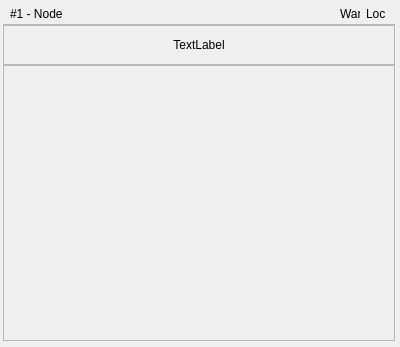
This is opensyde_tool/src/system_views/system_update/C_SyvUpUpdatePackageNodeWidget.ui in openSYDE/openSYDE as Qt 5 draws it before an edit. The edited form follows.
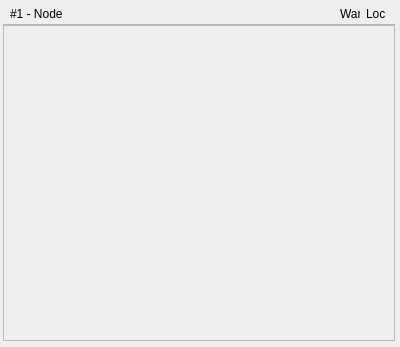
This is the edited form. Custom widgets are drawn as their Qt base class.

What changed in the file:
```diff
--- a/opensyde_tool/src/system_views/system_update/C_SyvUpUpdatePackageNodeWidget.ui
+++ b/opensyde_tool/src/system_views/system_update/C_SyvUpUpdatePackageNodeWidget.ui
@@ -157,7 +157,7 @@
              <height>303</height>
             </rect>
            </property>
-           <layout class="QVBoxLayout" name="verticalLayout_2" stretch="0,0,0,0,0,0,1">
+           <layout class="QVBoxLayout" name="pc_ScrollAreaLayout" stretch="">
             <property name="spacing">
              <number>0</number>
             </property>
@@ -173,150 +173,6 @@
             <property name="bottomMargin">
              <number>0</number>
             </property>
-            <item>
-             <widget class="QWidget" name="pc_WidgetAdd" native="true">
-              <layout class="QHBoxLayout" name="horizontalLayout_3" stretch="1,0,1">
-               <item>
-                <spacer name="horizontalSpacer">
-                 <property name="orientation">
-                  <enum>Qt::Horizontal</enum>
-                 </property>
-                 <property name="sizeHint" stdset="0">
-                  <size>
-                   <width>10</width>
-                   <height>20</height>
-                  </size>
-                 </property>
-                </spacer>
-               </item>
-               <item>
-                <widget class="stw_opensyde_gui_elements::C_OgeLabGenericNoPaddingNoMargins" name="pc_LabNoFiles">
-                 <property name="text">
-                  <string>TextLabel</string>
-                 </property>
-                 <property name="alignment">
-                  <set>Qt::AlignCenter</set>
-                 </property>
-                </widget>
-               </item>
-               <item>
-                <spacer name="horizontalSpacer_2">
-                 <property name="orientation">
-                  <enum>Qt::Horizontal</enum>
-                 </property>
-                 <property name="sizeHint" stdset="0">
-                  <size>
-                   <width>10</width>
-                   <height>20</height>
-                  </size>
-                 </property>
-                </spacer>
-               </item>
-              </layout>
-             </widget>
-            </item>
-            <item>
-             <widget class="stw_opensyde_gui::C_SyvUpPackageListNodeDatablocksWidget" name="pc_DatablockWidget" native="true">
-              <property name="sizePolicy">
-               <sizepolicy hsizetype="Preferred" vsizetype="Preferred">
-                <horstretch>0</horstretch>
-                <verstretch>0</verstretch>
-               </sizepolicy>
-              </property>
-             </widget>
-            </item>
-            <item>
-             <widget class="stw_opensyde_gui_elements::C_OgeFraSeparator" name="pc_FrameSepMiddle">
-              <property name="sizePolicy">
-               <sizepolicy hsizetype="Preferred" vsizetype="Fixed">
-                <horstretch>0</horstretch>
-                <verstretch>0</verstretch>
-               </sizepolicy>
-              </property>
-              <property name="minimumSize">
-               <size>
-                <width>0</width>
-                <height>1</height>
-               </size>
-              </property>
-              <property name="maximumSize">
-               <size>
-                <width>16777215</width>
-                <height>1</height>
-               </size>
-              </property>
-              <property name="frameShape">
-               <enum>QFrame::StyledPanel</enum>
-              </property>
-              <property name="frameShadow">
-               <enum>QFrame::Raised</enum>
-              </property>
-             </widget>
-            </item>
-            <item>
-             <widget class="stw_opensyde_gui::C_SyvUpPackageListNodeParamSetsWidget" name="pc_ParamsetWidget" native="true">
-              <property name="sizePolicy">
-               <sizepolicy hsizetype="Preferred" vsizetype="Preferred">
-                <horstretch>0</horstretch>
-                <verstretch>0</verstretch>
-               </sizepolicy>
-              </property>
-             </widget>
-            </item>
-            <item>
-             <widget class="stw_opensyde_gui_elements::C_OgeFraSeparator" name="pc_FrameSepBottom">
-              <property name="sizePolicy">
-               <sizepolicy hsizetype="Preferred" vsizetype="Fixed">
-                <horstretch>0</horstretch>
-                <verstretch>0</verstretch>
-               </sizepolicy>
-              </property>
-              <property name="minimumSize">
-               <size>
-                <width>0</width>
-                <height>1</height>
-               </size>
-              </property>
-              <property name="maximumSize">
-               <size>
-                <width>16777215</width>
-                <height>1</height>
-               </size>
-              </property>
-              <property name="frameShape">
-               <enum>QFrame::StyledPanel</enum>
-              </property>
-              <property name="frameShadow">
-               <enum>QFrame::Raised</enum>
-              </property>
-             </widget>
-            </item>
-            <item>
-             <widget class="stw_opensyde_gui::C_SyvUpPackageListNodeFilesWidget" name="pc_FileBasedWidget" native="true">
-              <property name="sizePolicy">
-               <sizepolicy hsizetype="Preferred" vsizetype="Preferred">
-                <horstretch>0</horstretch>
-                <verstretch>0</verstretch>
-               </sizepolicy>
-              </property>
-             </widget>
-            </item>
-            <item>
-             <spacer name="verticalSpacer">
-              <property name="orientation">
-               <enum>Qt::Vertical</enum>
-              </property>
-              <property name="sizeType">
-               <enum>QSizePolicy::Expanding</enum>
-              </property>
-              <property name="sizeHint" stdset="0">
-               <size>
-                <width>0</width>
-                <height>20</height>
-               </size>
-              </property>
-             </spacer>
-            </item>
            </layout>
           </widget>
          </widget>
@@ -330,9 +186,10 @@
  </widget>
  <customwidgets>
   <customwidget>
-   <class>stw_opensyde_gui_elements::C_OgeLabGenericNoPaddingNoMargins</class>
-   <extends>QLabel</extends>
-   <header>C_OgeLabGenericNoPaddingNoMargins.h</header>
+   <class>stw_opensyde_gui_elements::C_OgeWiOnlyBackground</class>
+   <extends>QWidget</extends>
+   <header>C_OgeWiOnlyBackground.h</header>
+   <container>1</container>
   </customwidget>
   <customwidget>
    <class>stw_opensyde_gui_elements::C_OgeLabSvgOnly</class>
@@ -345,12 +202,6 @@
    <header>C_OgeFraSeparator.h</header>
    <container>1</container>
   </customwidget>
-  <customwidget>
-   <class>stw_opensyde_gui_elements::C_OgeWiOnlyBackground</class>
-   <extends>QWidget</extends>
-   <header>C_OgeWiOnlyBackground.h</header>
-   <container>1</container>
-  </customwidget>
   <customwidget>
    <class>stw_opensyde_gui_elements::C_OgeWiProgressBar</class>
    <extends>QWidget</extends>
@@ -368,24 +219,6 @@
    <extends>QLabel</extends>
    <header>C_OgeLabUpdateNodeTitle.h</header>
   </customwidget>
-  <customwidget>
-   <class>stw_opensyde_gui::C_SyvUpPackageListNodeDatablocksWidget</class>
-   <extends>QWidget</extends>
-   <header>C_SyvUpPackageListNodeDatablocksWidget.h</header>
-   <container>1</container>
-  </customwidget>
-  <customwidget>
-   <class>stw_opensyde_gui::C_SyvUpPackageListNodeFilesWidget</class>
-   <extends>QWidget</extends>
-   <header>C_SyvUpPackageListNodeFilesWidget.h</header>
-   <container>1</container>
-  </customwidget>
-  <customwidget>
-   <class>stw_opensyde_gui::C_SyvUpPackageListNodeParamSetsWidget</class>
-   <extends>QWidget</extends>
-   <header>C_SyvUpPackageListNodeParamSetsWidget.h</header>
-   <container>1</container>
-  </customwidget>
   <customwidget>
    <class>stw_opensyde_gui_elements::C_OgeWiBorder</class>
    <extends>QWidget</extends>
```
